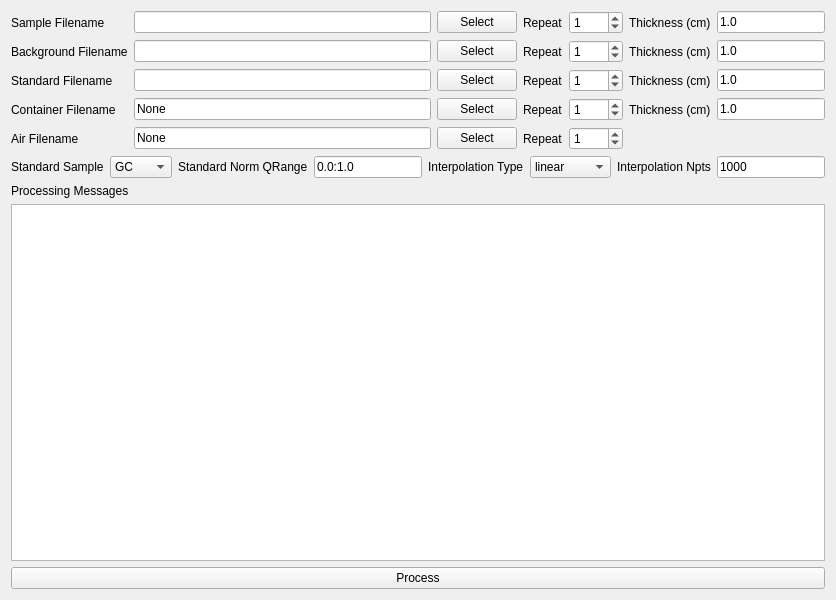
Above: UI_Forms/ASAXS_Batch_Processor.ui from chemmatcars/XAnoS before the change. Below: the same form after it.
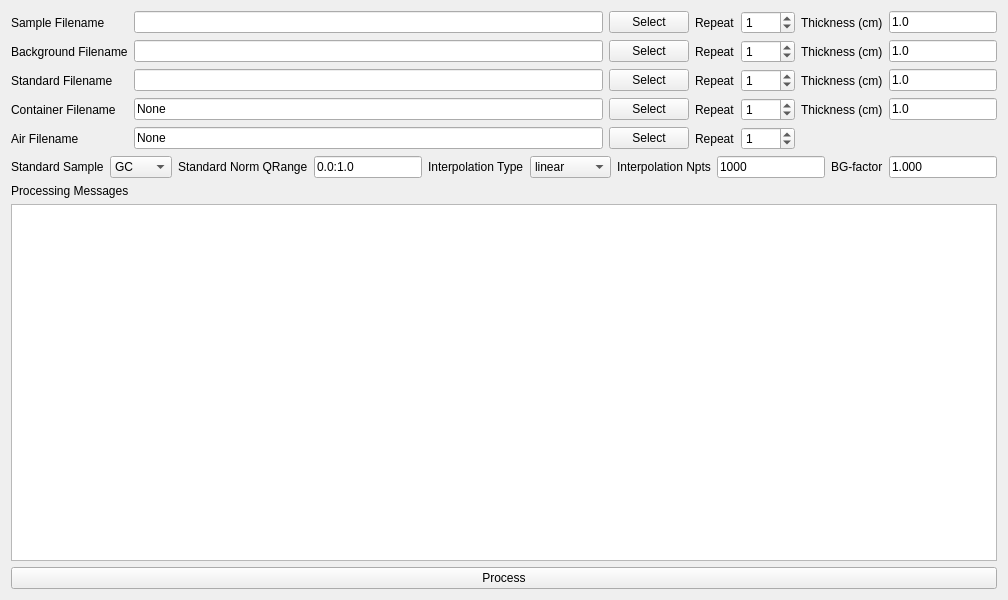
That is the form after the change.

```diff
--- a/UI_Forms/ASAXS_Batch_Processor.ui
+++ b/UI_Forms/ASAXS_Batch_Processor.ui
@@ -6,7 +6,7 @@
    <rect>
     <x>0</x>
     <y>0</y>
-    <width>800</width>
+    <width>990</width>
     <height>600</height>
    </rect>
   </property>
@@ -406,6 +406,26 @@
          </property>
         </widget>
        </item>
+       <item>
+        <widget class="QLabel" name="bgFactorLabel">
+         <property name="text">
+          <string>BG-factor</string>
+         </property>
+        </widget>
+       </item>
+       <item>
+        <widget class="QLineEdit" name="bgFactorLineEdit">
+         <property name="sizePolicy">
+          <sizepolicy hsizetype="Fixed" vsizetype="Fixed">
+           <horstretch>0</horstretch>
+           <verstretch>0</verstretch>
+          </sizepolicy>
+         </property>
+         <property name="text">
+          <string>1.000</string>
+         </property>
+        </widget>
+       </item>
       </layout>
      </item>
      <item>
```
